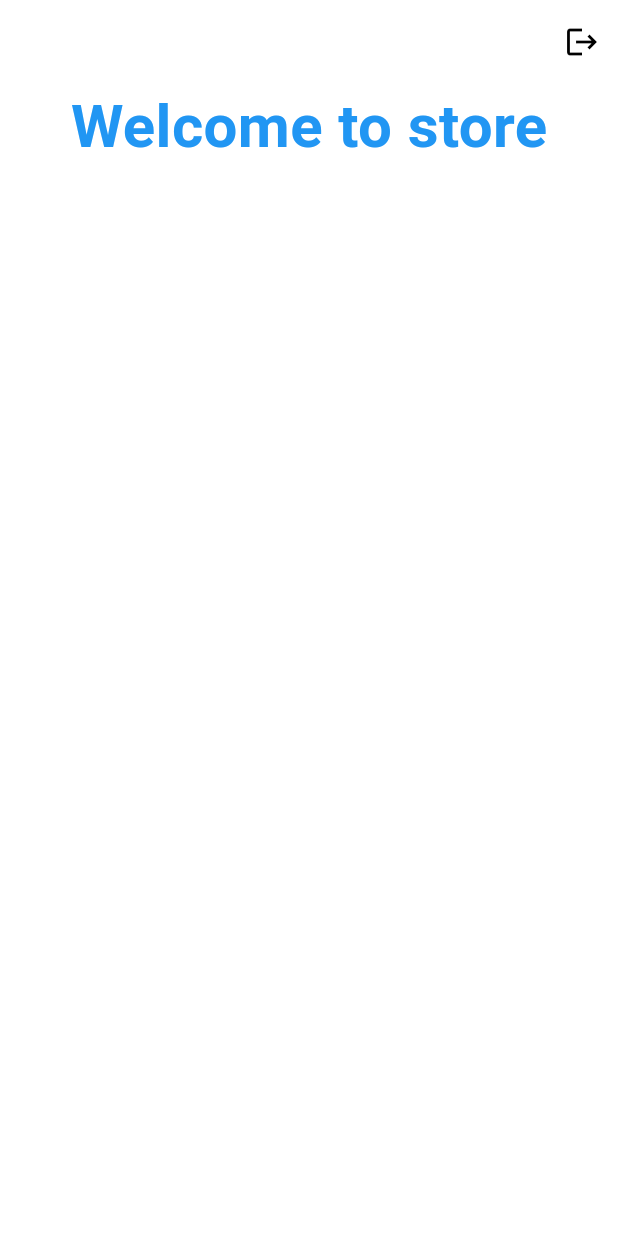
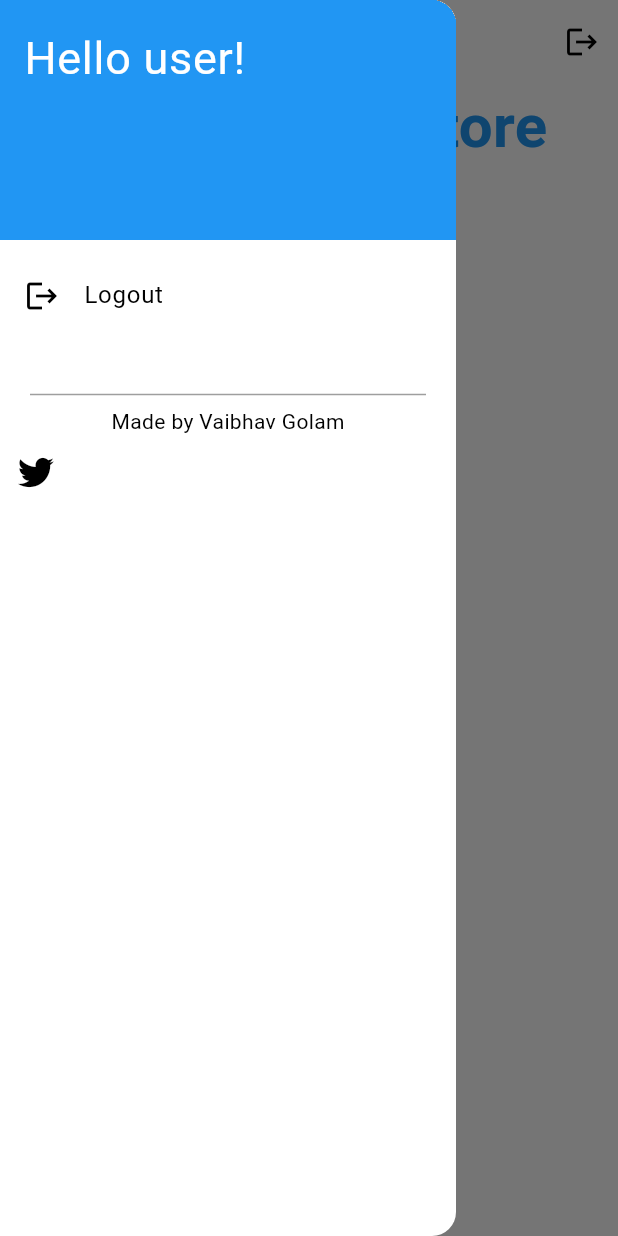
Before and after one commit to VaibhavGolam/FakeStore_app, a Flutter app: the ItemListPage screen opened directly, with the side drawer open (before the commit the screen has no drawer), on a phone screen of 412 x 824 dp. Run offline on Flutter 3.47's test engine with Material 3 defaults, Android fonts, the phone set to English and light mode, and no system bars; our stand-ins replace firebase_auth, firebase_core, font_awesome_flutter; accounts and stored records are empty; network calls fail.

Commit message:
update
update

```diff
--- a/lib/item_list_page.dart
+++ b/lib/item_list_page.dart
@@ -1,17 +1,16 @@
 import 'dart:convert';
-import 'package:e_commerce_app/login_page.dart';
-import 'package:firebase_auth/firebase_auth.dart';
 import 'package:flutter/material.dart';
+import 'package:font_awesome_flutter/font_awesome_flutter.dart';
 import 'package:http/http.dart' as http;
 
 class ItemListPage extends StatefulWidget {
   const ItemListPage({super.key});
 
   @override
-  State<ItemListPage> createState() => _ItemListPageState();
+  ItemListPageState createState() => ItemListPageState();
 }
 
-class _ItemListPageState extends State<ItemListPage> {
+class ItemListPageState extends State<ItemListPage> {
   List<dynamic> products = [];
   bool isLoading = true;
 
@@ -48,37 +47,72 @@ class _ItemListPageState extends State<ItemListPage> {
   Widget build(BuildContext context) {
     return Scaffold(
       appBar: AppBar(
+        title: const Text('Product List'),
         actions: [
           IconButton(
             onPressed: () {
-              debugPrint('logout button pressed');
-              FirebaseAuth.instance.signOut();
-
-              //goes to login page
-              Navigator.push(
-                context,
-                MaterialPageRoute(builder: (context) => const MyHomePage()),
-              );
+              // Logout logic goes here
             },
             icon: const Icon(Icons.logout),
-          )
+          ),
         ],
+      ),
+      drawer: Drawer(
+        child: ListView(
+          padding: EdgeInsets.zero,
+          children: [
+            const DrawerHeader(
+              decoration: BoxDecoration(
+                color: Colors.blue,
+              ),
+              child: Text(
+                'Hello user!',
+                style: TextStyle(
+                  color: Colors.white,
+                  fontSize: 30,
+                ),
+              ),
+            ),
+            ListTile(
+              leading: const Icon(Icons.logout),
+              title: const Text('Logout'),
+              onTap: () {
+                // Logout logic goes here
+              },
+            ),
+            const SizedBox(height: 30),
+            const Divider(
+              color: Colors.grey,
+              thickness: 1,
+              indent: 20,
+              endIndent: 20,
+            ),
+            const Center(
+              child: Text(
+                'Made by Vaibhav Golam',
+              ),
+            ),
+
+            Row(
+              children: [
+                IconButton(onPressed: (){}, icon: const Icon(FontAwesomeIcons.twitter))
+              ],
+            )
+          ],
+        ),
       ),
       body: isLoading
           ? const Center(
-              child: CircularProgressIndicator(), // Show loading indicator
+              child: CircularProgressIndicator(),
             )
           : Column(
-              mainAxisAlignment: MainAxisAlignment.center,
               crossAxisAlignment: CrossAxisAlignment.stretch,
               children: [
-                //card view
                 Expanded(
                   child: SingleChildScrollView(
                     child: Column(
                       crossAxisAlignment: CrossAxisAlignment.stretch,
                       children: [
-                        //center text
                         const Center(
                           child: Text(
                             'Welcome to store',
@@ -89,16 +123,10 @@ class _ItemListPageState extends State<ItemListPage> {
                             ),
                           ),
                         ),
-
                         ListView.builder(
                           shrinkWrap: true,
                           physics: const NeverScrollableScrollPhysics(),
-                          // Disable list's scrolling
-
-                          //number of products
                           itemCount: products.length,
-
-                          // Set the number of cards based on fetched products
                           itemBuilder: (BuildContext context, int index) {
                             return Card(
                               elevation: 4,
@@ -138,8 +166,7 @@ class _ItemListPageState extends State<ItemListPage> {
                                           products[index]['description'],
                                           maxLines: 3,
                                           overflow: TextOverflow.ellipsis,
-                                          style:
-                                              const TextStyle(fontSize: 16.0),
+                                          style: const TextStyle(fontSize: 16.0),
                                         ),
                                         const SizedBox(height: 8.0),
                                         Row(
@@ -151,12 +178,9 @@ class _ItemListPageState extends State<ItemListPage> {
                                                 const Icon(
                                                   Icons.star,
                                                   color: Colors.yellow,
-                                                  // Change the color as needed
-                                                  size:
-                                                      30, // Adjust the size of the star icon
+                                                  size: 30,
                                                 ),
                                                 const SizedBox(width: 5),
-                                                // Adding some space between the icon and text
                                                 Text(
                                                   products[index]['rating']
                                                           ['rate']
@@ -171,8 +195,9 @@ class _ItemListPageState extends State<ItemListPage> {
                                             Text(
                                               '£ ${products[index]['price']}',
                                               style: const TextStyle(
-                                                  fontSize: 26.0,
-                                                  fontWeight: FontWeight.bold),
+                                                fontSize: 26.0,
+                                                fontWeight: FontWeight.bold,
+                                              ),
                                             ),
                                           ],
                                         ),
@@ -187,7 +212,7 @@ class _ItemListPageState extends State<ItemListPage> {
                       ],
                     ),
                   ),
-                )
+                ),
               ],
             ),
     );
--- a/pubspec.yaml
+++ b/pubspec.yaml
@@ -40,7 +40,8 @@ dependencies:
   firebase_auth: ^4.15.3
   firebase_storage: ^11.5.6
   http: ^1.1.2
-
+  font_awesome_flutter: ^10.6.0
+  url_launcher: ^6.2.2
 
 dev_dependencies:
   flutter_test:
```
Also changed, not shown: pubspec.lock.
